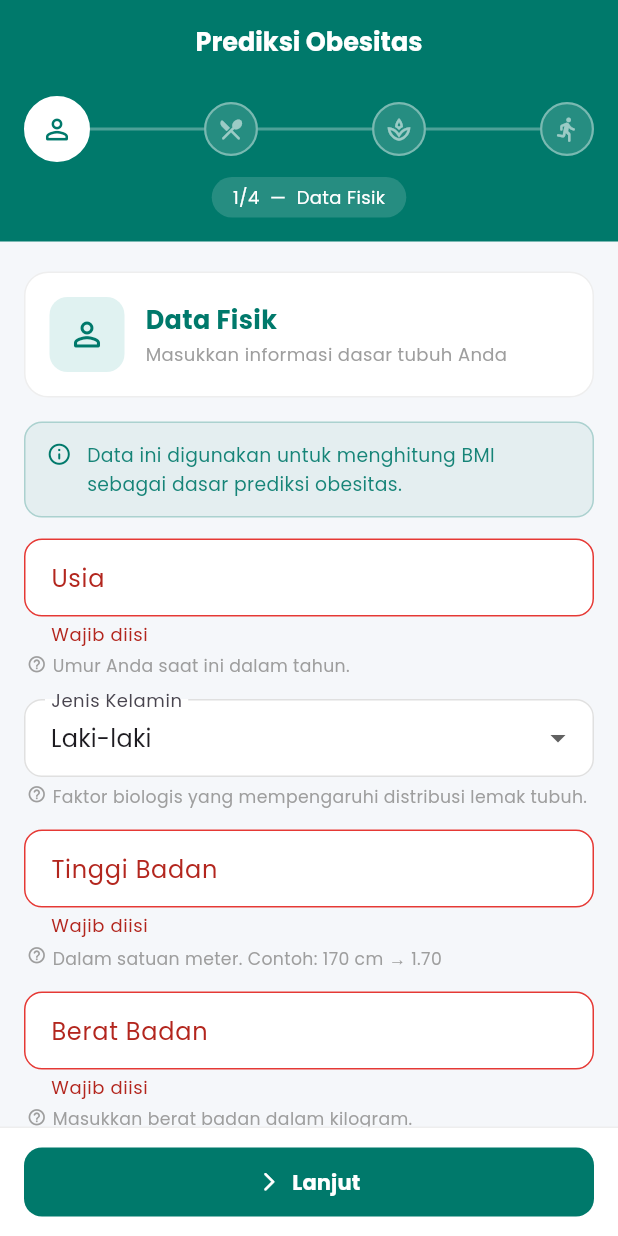
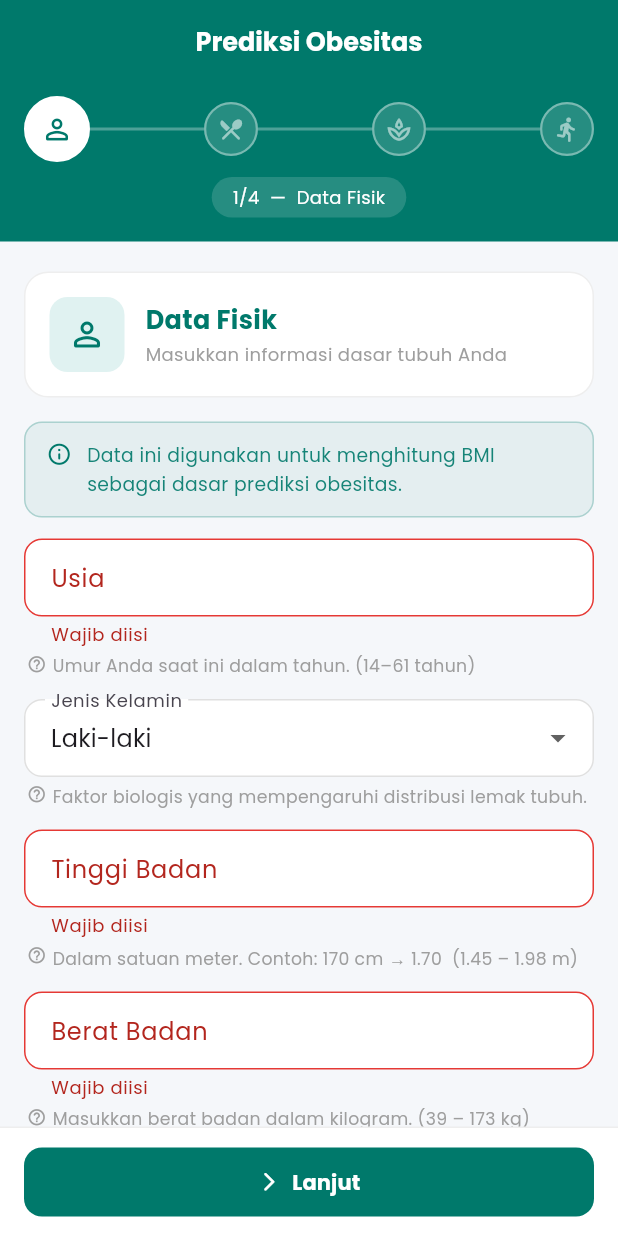
Before and after one commit to Aiqbalf/proyek_obesitas_mobile, a Flutter app: the ObesityPredictPage screen opened directly, after a tap on "Lanjut", on a phone screen of 412 x 824 dp. Run offline on Flutter 3.47's test engine with Material 3 defaults, Android fonts, the light colour scheme and no system bars; our stand-ins replace shared_preferences; accounts and stored records are empty; network calls fail.

Commit message:
memperbaiki fitur predik

```diff
--- a/lib/pages/obesity_predict_page.dart
+++ b/lib/pages/obesity_predict_page.dart
@@ -731,14 +731,18 @@ class _ObesityPredictPageState extends State<ObesityPredictPage> {
     'Masukkan informasi dasar tubuh Anda',
     [
       _info('Data ini digunakan untuk menghitung BMI sebagai dasar prediksi obesitas.'),
-      _tf('Usia', 'Contoh: 22', 'tahun', _usiaCtrl, 'Umur Anda saat ini dalam tahun.'),
+      _tf('Usia', 'Contoh: 22', 'tahun', _usiaCtrl,
+          'Umur Anda saat ini dalam tahun. (14–61 tahun)',
+          minVal: 14, maxVal: 61),
       _dd('Jenis Kelamin', _jenisKelamin, ['Laki-laki', 'Perempuan'],
           (v) => setState(() => _jenisKelamin = v!),
           'Faktor biologis yang mempengaruhi distribusi lemak tubuh.'),
       _tf('Tinggi Badan', 'Contoh: 1.70', 'meter', _tinggiCtrl,
-          'Dalam satuan meter. Contoh: 170 cm → 1.70'),
+          'Dalam satuan meter. Contoh: 170 cm → 1.70  (1.45 – 1.98 m)',
+          minVal: 1.45, maxVal: 1.98),
       _tf('Berat Badan', 'Contoh: 65.0', 'kg', _beratCtrl,
-          'Masukkan berat badan dalam kilogram.'),
+          'Masukkan berat badan dalam kilogram. (39 – 173 kg)',
+          minVal: 39, maxVal: 173),
     ],
   );
 
@@ -749,15 +753,18 @@ class _ObesityPredictPageState extends State<ObesityPredictPage> {
       _dd('Konsumsi Makanan Tinggi Kalori', _kaloriTinggi, ['Tidak', 'Ya'],
           (v) => setState(() => _kaloriTinggi = v!),
           'Apakah sering mengonsumsi fast food, gorengan, atau makanan berlemak?'),
-      _tf('Konsumsi Sayur & Buah', 'Contoh: 2.0', 'porsi/hari', _sayurCtrl,
-          '1 porsi ≈ 1 mangkuk sayur atau 1 buah sedang.'),
+      _tf('Konsumsi Sayur & Buah', 'Contoh: 2', 'porsi/hari', _sayurCtrl,
+          '1 porsi ≈ 1 mangkuk sayur atau 1 buah sedang. (1–3 porsi)',
+          isInt: true, minVal: 1, maxVal: 3),
       _tf('Jumlah Makan Harian', 'Contoh: 3', 'kali/hari', _makanCtrl,
-          'Termasuk sarapan, makan siang, dan makan malam.', isInt: true),
-      _dd('Kebiasaan Ngemil', _ngamil, ['Tidak','Kadang','Sering','Selalu'],
+          'Termasuk sarapan, makan siang, dan makan malam. (1–4 kali)',
+          isInt: true, minVal: 1, maxVal: 4),
+      _dd('Kebiasaan Ngemil', _ngamil, ['Tidak', 'Kadang', 'Sering', 'Selalu'],
           (v) => setState(() => _ngamil = v!),
           'Kadang: 1-2x/minggu  •  Sering: hampir tiap hari  •  Selalu: setiap hari'),
-      _tf('Konsumsi Air Putih', 'Contoh: 2.0', 'L/hari', _airCtrl,
-          'Rekomendasi WHO: minimal 2 liter (8 gelas) per hari.'),
+      _tf('Konsumsi Air Putih', 'Contoh: 2', 'L/hari', _airCtrl,
+          'Rekomendasi WHO: minimal 2 liter (8 gelas) per hari. (1–3 liter)',
+          isInt: true, minVal: 1, maxVal: 3),
     ],
   );
 
@@ -765,16 +772,16 @@ class _ObesityPredictPageState extends State<ObesityPredictPage> {
     Icons.spa_outlined, 'Gaya Hidup',
     'Kebiasaan dan riwayat kesehatan Anda',
     [
-      _dd('Konsumsi Alkohol', _alkohol, ['Tidak','Kadang','Sering','Selalu'],
+      _dd('Konsumsi Alkohol', _alkohol, ['Tidak', 'Kadang', 'Sering', 'Selalu'],
           (v) => setState(() => _alkohol = v!),
           'Alkohol mengandung kalori kosong yang dapat meningkatkan berat badan.'),
-      _dd('Monitoring Kalori Harian', _monitoring, ['Tidak','Ya'],
+      _dd('Monitoring Kalori Harian', _monitoring, ['Tidak', 'Ya'],
           (v) => setState(() => _monitoring = v!),
           'Apakah aktif mencatat kalori? (misal: menggunakan aplikasi diet)'),
-      _dd('Kebiasaan Merokok', _merokok, ['Tidak','Ya'],
+      _dd('Kebiasaan Merokok', _merokok, ['Tidak', 'Ya'],
           (v) => setState(() => _merokok = v!),
           'Merokok dapat mempengaruhi metabolisme dan distribusi lemak tubuh.'),
-      _dd('Riwayat Keluarga Overweight', _riwayat, ['Ya','Tidak'],
+      _dd('Riwayat Keluarga Overweight', _riwayat, ['Ya', 'Tidak'],
           (v) => setState(() => _riwayat = v!),
           'Faktor genetik berperan besar dalam risiko obesitas.'),
     ],
@@ -786,16 +793,18 @@ class _ObesityPredictPageState extends State<ObesityPredictPage> {
     [
       _info('WHO: minimal 150 menit aktivitas fisik sedang per minggu (≈ 21 menit/hari).'),
       _tf('Aktivitas Fisik', 'Contoh: 1.0', 'jam/hari', _aktivitasCtrl,
-          'Rata-rata durasi olahraga per hari (jalan kaki, lari, gym, dll).'),
-      _tf('Waktu di Depan Layar', 'Contoh: 3.0', 'jam/hari', _layarCtrl,
-          'Total waktu di depan HP, laptop, atau TV per hari.'),
+          'Rata-rata durasi olahraga per hari (jalan kaki, lari, gym, dll). (0–3 jam)',
+          minVal: 0, maxVal: 3),
+      _tf('Waktu di Depan Layar', 'Contoh: 1.0', 'jam/hari', _layarCtrl,
+          'Total waktu di depan HP, laptop, atau TV per hari. (0–2 jam)',
+          minVal: 0, maxVal: 2),
       _dd('Transportasi Utama', _transport,
-          ['Motor','Mobil','Jalan_Kaki','Sepeda','Transportasi_Umum'],
+          ['Motor', 'Mobil', 'Jalan_Kaki', 'Sepeda', 'Transportasi_Umum'],
           (v) => setState(() => _transport = v!),
           'Jalan kaki & Sepeda lebih aktif  •  Motor/Mobil cenderung sedentari',
           displayMap: {
-            'Motor':'Motor','Mobil':'Mobil','Jalan_Kaki':'Jalan Kaki',
-            'Sepeda':'Sepeda','Transportasi_Umum':'Transportasi Umum',
+            'Motor': 'Motor', 'Mobil': 'Mobil', 'Jalan_Kaki': 'Jalan Kaki',
+            'Sepeda': 'Sepeda', 'Transportasi_Umum': 'Transportasi Umum',
           }),
       _info('Semua data siap! Tekan "Prediksi Sekarang".',
           color: const Color(0xFF388E3C)),
@@ -850,7 +859,8 @@ class _ObesityPredictPageState extends State<ObesityPredictPage> {
   }
 
   Widget _tf(String label, String hint, String suffix,
-      TextEditingController ctrl, String help, {bool isInt = false}) {
+    TextEditingController ctrl, String help,
+    {bool isInt = false, double? minVal, double? maxVal}) {
   return Padding(
     padding: const EdgeInsets.only(bottom: 14),
     child: Column(
@@ -888,8 +898,22 @@ class _ObesityPredictPageState extends State<ObesityPredictPage> {
           ),
           validator: (v) {
             if (v == null || v.isEmpty) return 'Wajib diisi';
-              final n = isInt ? int.tryParse(v) : double.tryParse(v);
+            final n = isInt
+                ? int.tryParse(v)?.toDouble()
+                : double.tryParse(v);
             if (n == null) return 'Masukkan angka yang valid';
+            if (minVal != null && n < minVal) {
+              final minStr = minVal == minVal.truncateToDouble()
+                  ? minVal.toInt().toString()
+                  : minVal.toString();
+              return 'Nilai minimal $minStr';
+            }
+            if (maxVal != null && n > maxVal) {
+              final maxStr = maxVal == maxVal.truncateToDouble()
+                  ? maxVal.toInt().toString()
+                  : maxVal.toString();
+              return 'Nilai maksimal $maxStr';
+            }
             return null;
           },
         ),
```
Lines whose indentation alone changed are shown as unchanged.
